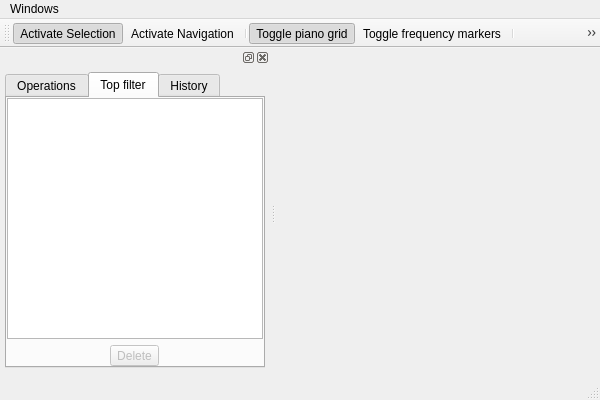
Above: mainwindow.ui from gustafsson/freq before the change. Below: the same form after it.
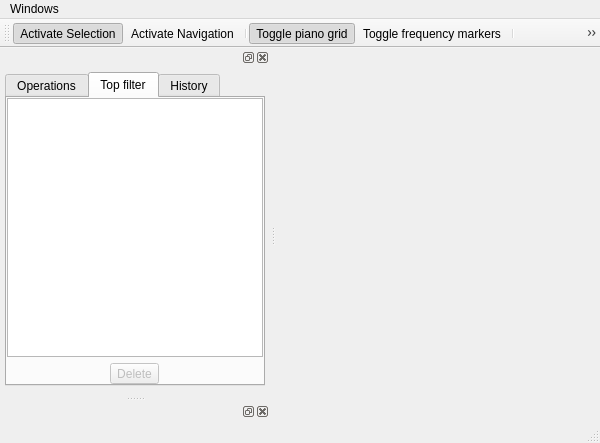
That is the form after the change. Icons and pictures are not drawn.

What changed in the file:
```diff
--- a/mainwindow.ui
+++ b/mainwindow.ui
@@ -68,7 +68,7 @@
    <property name="minimumSize">
     <size>
      <width>200</width>
-     <height>209</height>
+     <height>348</height>
     </size>
    </property>
    <property name="maximumSize">
@@ -174,6 +174,12 @@
     </layout>
    </widget>
   </widget>
+  <widget class="QDockWidget" name="dockWidget">
+   <attribute name="dockWidgetArea">
+    <number>1</number>
+   </attribute>
+   <widget class="QWidget" name="dockWidgetContents"/>
+  </widget>
   <action name="actionActivateSelection">
    <property name="checkable">
     <bool>true</bool>
```
Left out of the diff: 19 changed lines with no effect on the pictures.
